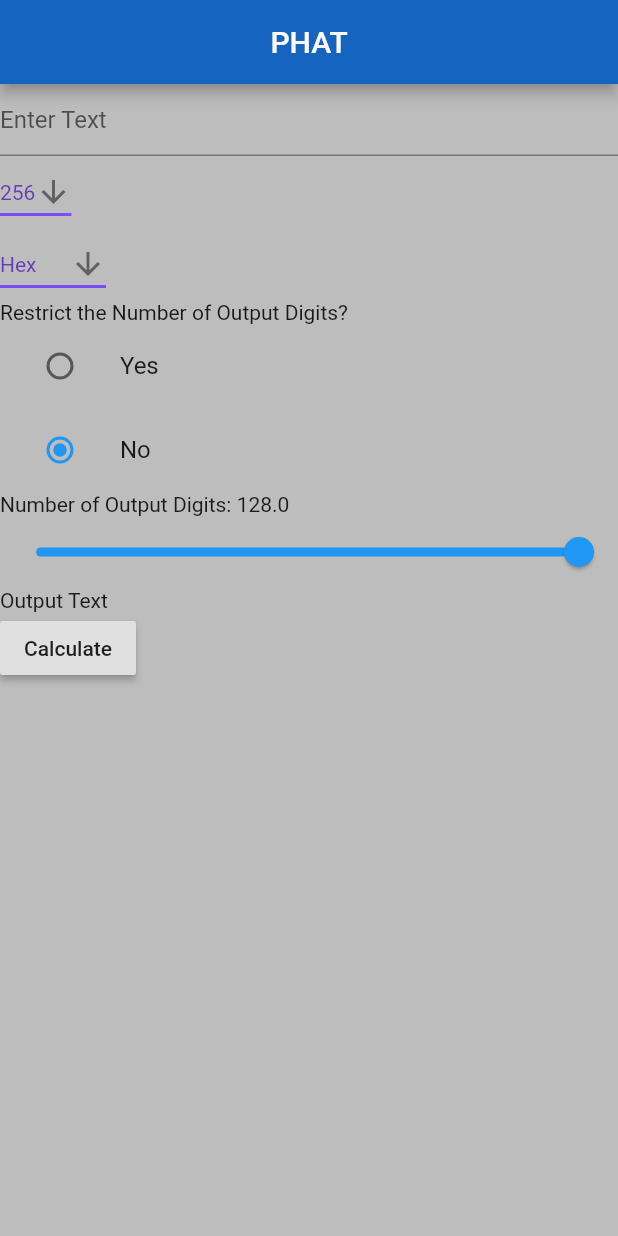
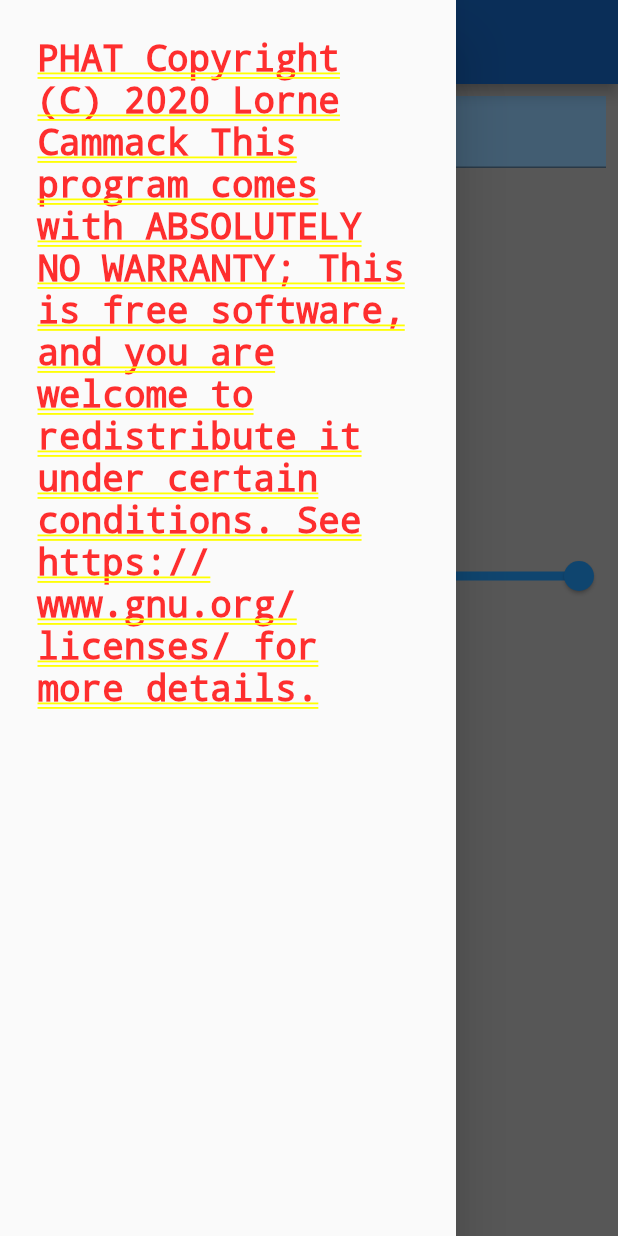
Before and after one commit to lowcam/PHAT-Flutter-GUI, a Flutter app: the screen it shows after launch, with the side drawer open (before the commit the screen has no drawer), on a phone screen of 412 x 824 dp. Run offline on Flutter 3.47's test engine with Material 2 defaults, Android fonts, the phone set to English and light mode, and no system bars; our stand-ins replace convert; missing offline and left inert: fast_base58.

Commit message:
Update main.dart

```diff
--- a/phat_flutter_gui/lib/main.dart
+++ b/phat_flutter_gui/lib/main.dart
@@ -84,12 +84,26 @@
         centerTitle: true,
         backgroundColor: Colors.blue[800],
       ),
+        drawer: Drawer(
+          child: Padding(
+            padding: const EdgeInsets.all(25.0),
+            child: Text(
+                'PHAT Copyright (C) 2020 Lorne Cammack This program comes with ABSOLUTELY NO WARRANTY; This is free software, and you are welcome to redistribute it under certain conditions. See https://www.gnu.org/licenses/ for more details.',
+                style: DefaultTextStyle.of(context).style.apply(fontSizeFactor: 0.5),
+            ),
+          ),
+
+        ),
     body: Form(
         key: _formKey,
         child: Column(
           crossAxisAlignment: CrossAxisAlignment.start,
           children: <Widget>[
-            TextFormField(
+            Padding(
+              padding: const EdgeInsets.all(8.0),
+              child: Container(
+                color: Colors.blue[200],
+                child: TextFormField(
                   decoration: const InputDecoration(
                     hintText: 'Enter Text',
                   ),
@@ -98,6 +112,8 @@
                       inputText = newValue;
                     });
                   },
+                  ),
+              ),
             ),
             DropdownButton<String>(
               value: shaValue,
```
Lines whose indentation alone changed are shown as unchanged.
